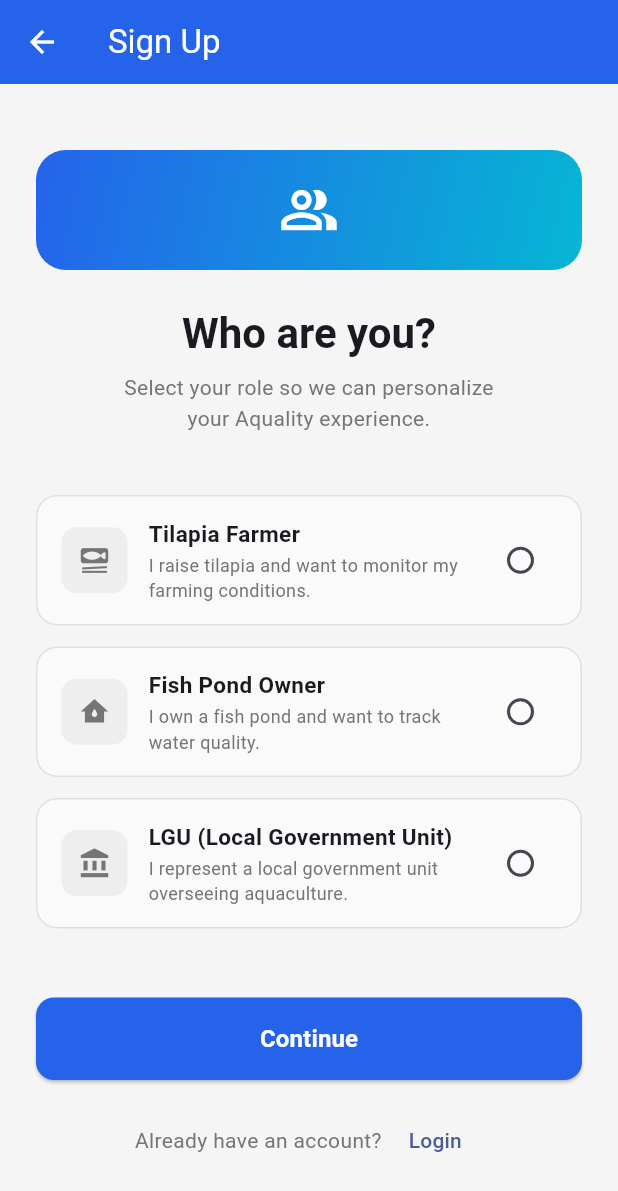
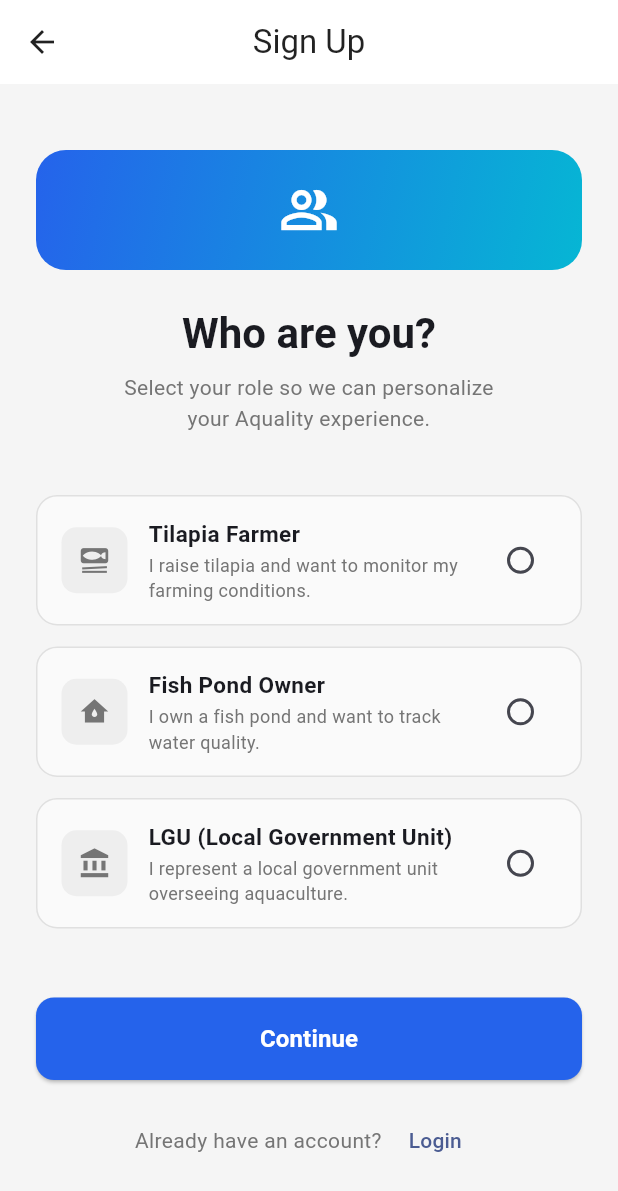
Before and after one commit to GeraldElliRamos/Aquality-Arduino-based-water-quality-monitoring, a Flutter app: the LoginView screen opened by its route, after a tap on "Login", after a tap on "Sign Up", on a phone screen of 412 x 824 dp. Shown: the top 1191 px of the screen. Run offline on Flutter 3.47's test engine with Material 3 defaults, Android fonts, the phone set to English and light mode, and no system bars; our stand-ins replace cloud_firestore, csv, firebase_auth, firebase_core, fl_chart, flutter_local_notifications and 1 more; accounts and stored records are empty.

Commit message:
refactor: update login and sign up appbar to light theme with centered title

```diff
--- a/aquality_arduino_based_water_quality_monitoring/lib/pages/login.dart
+++ b/aquality_arduino_based_water_quality_monitoring/lib/pages/login.dart
@@ -84,8 +84,13 @@ class _LoginViewState extends State<LoginView> {
     return Scaffold(
       appBar: AppBar(
         title: const Text('Login'),
-        backgroundColor: const Color(0xFF2563EB),
-        foregroundColor: Colors.white,
+        centerTitle: true,
+        backgroundColor: Colors.white,
+        foregroundColor: Colors.black87,
+        elevation: 0,
+        shadowColor: Colors.black.withOpacity(0.1),
+        surfaceTintColor: Colors.transparent,
+        iconTheme: const IconThemeData(color: Colors.black87),
       ),
       body: SingleChildScrollView(
         padding: const EdgeInsets.all(24.0),
--- a/aquality_arduino_based_water_quality_monitoring/lib/pages/role_selection.dart
+++ b/aquality_arduino_based_water_quality_monitoring/lib/pages/role_selection.dart
@@ -67,8 +67,13 @@ class _RoleSelectionViewState extends State<RoleSelectionView> {
     return Scaffold(
       appBar: AppBar(
         title: const Text('Sign Up'),
-        backgroundColor: const Color(0xFF2563EB),
-        foregroundColor: Colors.white,
+        centerTitle: true,
+        backgroundColor: Colors.white,
+        foregroundColor: Colors.black87,
+        elevation: 0,
+        shadowColor: Colors.black.withOpacity(0.1),
+        surfaceTintColor: Colors.transparent,
+        iconTheme: const IconThemeData(color: Colors.black87),
       ),
       body: SingleChildScrollView(
         padding: const EdgeInsets.all(24.0),
--- /dev/null
+++ b/aquality_arduino_based_water_quality_monitoring/lib/utils/app_colors.dart
@@ -0,0 +1 @@
+// TODO Implement this library.
```
Also changed, not shown: aquality_arduino_based_water_quality_monitoring/lib/pages/signup.dart (+7 -2 lines).
